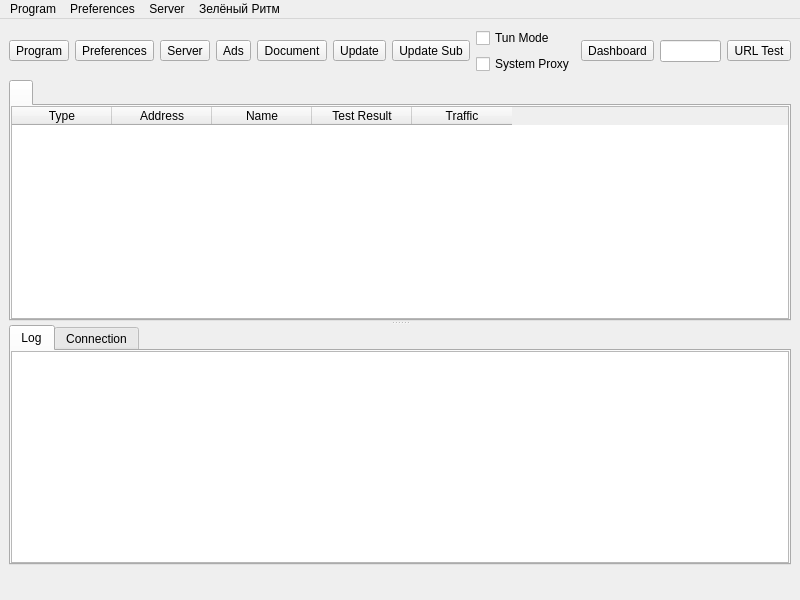
This is ui/mainwindow.ui in tarik1377/nekoray as Qt 5 draws it before an edit. The edited form follows.
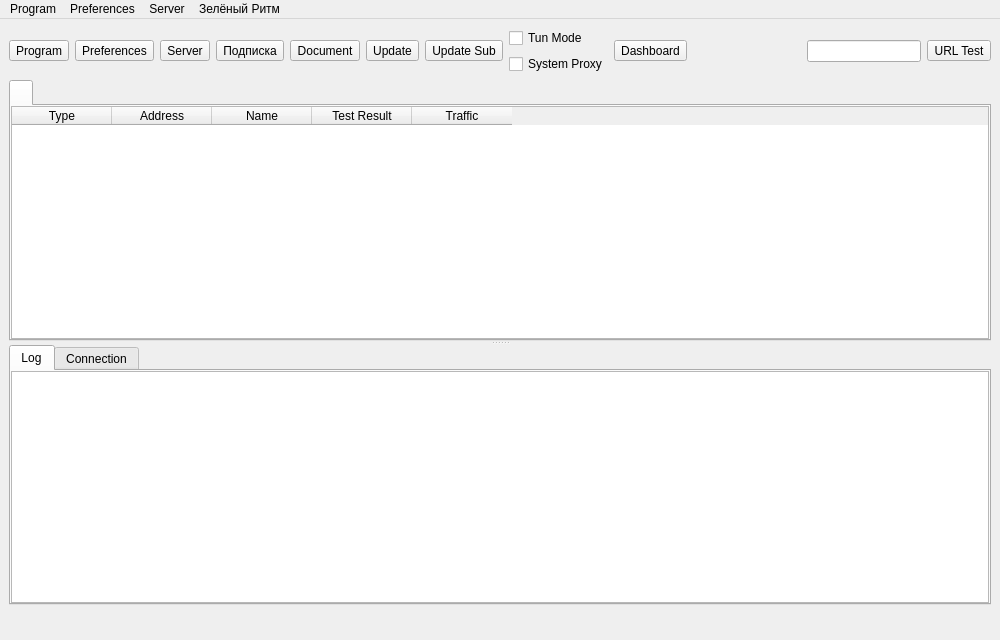
This is the edited form. Icons and pictures are not drawn. Custom widgets are drawn as their Qt base class.

Commit message: fix(brand): onboarding as real empty-state page; Modern theme default; toolbar fixes

```diff
--- a/ui/mainwindow.ui
+++ b/ui/mainwindow.ui
@@ -6,8 +6,8 @@
    <rect>
     <x>0</x>
     <y>0</y>
-    <width>800</width>
-    <height>600</height>
+    <width>1000</width>
+    <height>640</height>
    </rect>
   </property>
   <property name="minimumSize">
@@ -95,7 +95,7 @@
       <item>
        <widget class="QToolButton" name="toolButton_ads">
         <property name="text">
-         <string>Ads</string>
+         <string>Подписка</string>
         </property>
         <property name="icon">
          <iconset theme="b-internet-web-browser">
```
The commit also changes 4 other files.
